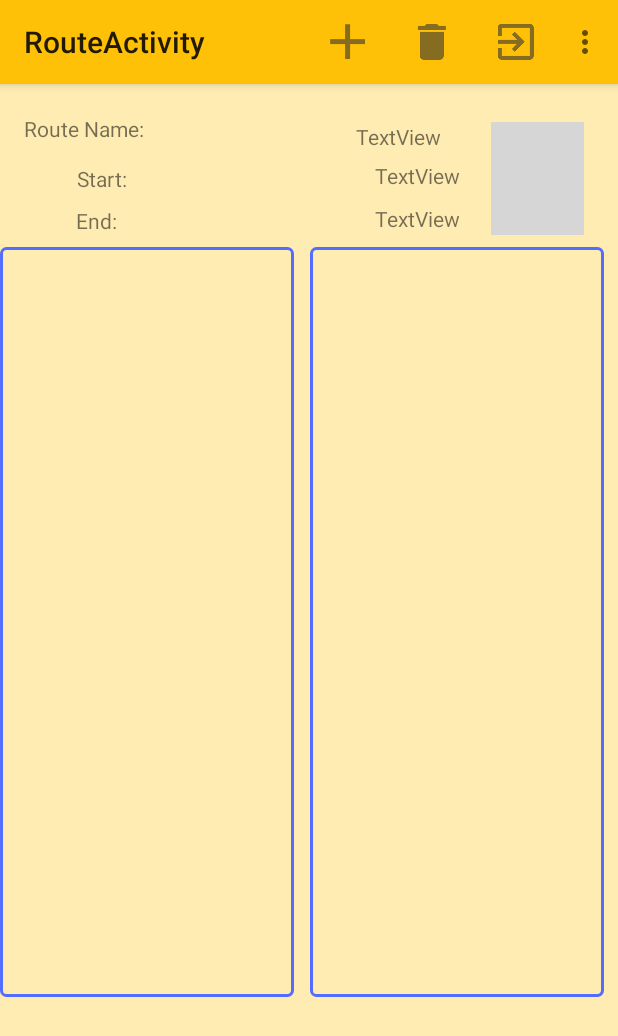
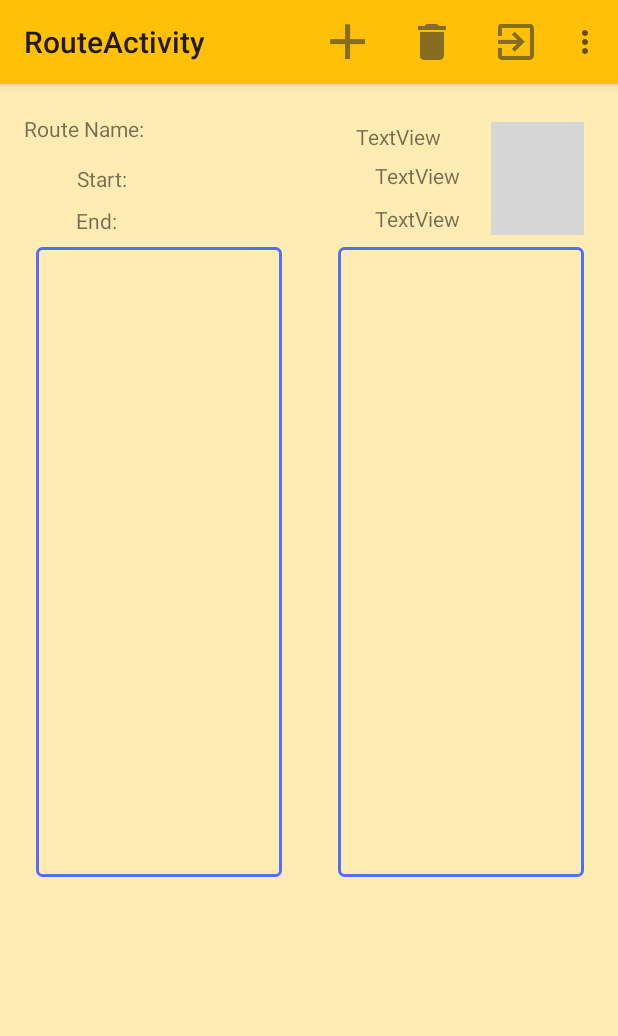
Before and after one commit to goncalodasantos/CM, an Android app: the RouteActivity screen opened directly, with no data from a screen before it, on a phone screen of 412 x 824 dp. Shown: the top 1036 px of the screen. Run offline under Robolectric (Android 15) with nearby library versions, the light colour scheme and no system bars; our stand-ins replace Room's generated code; libraries missing offline, so code that uses them is left out: com.facebook, com.facebook.login; 7 statements that could not run were skipped; grey boxes are pictures that could not be loaded.

Commit message:
altering layout

```diff
--- a/Smtucky/app/src/main/res/layout/activity_route.xml
+++ b/Smtucky/app/src/main/res/layout/activity_route.xml
@@ -119,8 +119,8 @@
 
     <android.support.v7.widget.RecyclerView
         android:id="@+id/recyclerView2"
-        android:layout_width="196dp"
-        android:layout_height="500dp"
+        android:layout_width="164dp"
+        android:layout_height="420dp"
         android:layout_marginBottom="8dp"
         android:layout_marginEnd="8dp"
         android:layout_marginStart="8dp"
@@ -135,12 +135,16 @@
 
     <android.support.v7.widget.RecyclerView
         android:id="@+id/recyclerView1"
-        android:layout_width="196dp"
-        android:layout_height="500dp"
+        android:layout_width="164dp"
+        android:layout_height="420dp"
+        android:layout_marginBottom="8dp"
+        android:layout_marginStart="24dp"
         android:layout_marginTop="8dp"
         android:background="@drawable/rectangle"
+        app:layout_constraintBottom_toBottomOf="parent"
         app:layout_constraintStart_toStartOf="parent"
-        app:layout_constraintTop_toBottomOf="@+id/button4" />
+        app:layout_constraintTop_toBottomOf="@+id/button4"
+        app:layout_constraintVertical_bias="0.0" />
 
     <TextView
         android:id="@+id/textView6"
```
